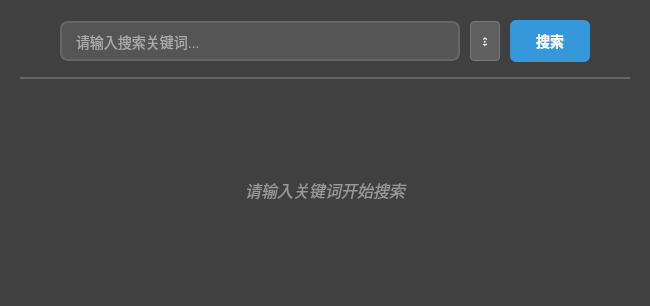
First picture: the form in src/ui/page/search_page.ui, repository Paindar/BilibiliPlayer, before the edit.
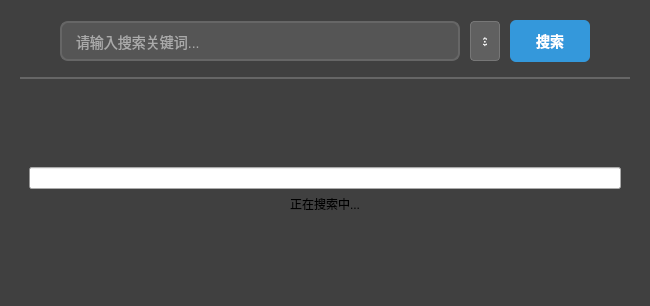
Second picture: the form after the edit. The open tabs and pages were chosen to show the change.

Commit message: Phase 2: Implement SearchingPage as static .ui component, simplify search results display

Patch:
```diff
--- a/src/ui/page/search_page.ui
+++ b/src/ui/page/search_page.ui
@@ -258,6 +258,56 @@
        </item>
       </layout>
      </widget>
+     <widget class="QWidget" name="searchingPage">
+      <layout class="QVBoxLayout" name="searchingLayout">
+       <item>
+        <spacer name="searchingTopSpacer">
+         <property name="orientation">
+          <enum>Qt::Vertical</enum>
+         </property>
+         <property name="sizeHint" stdset="0">
+          <size>
+           <width>20</width>
+           <height>60</height>
+          </size>
+         </property>
+        </spacer>
+       </item>
+       <item>
+        <widget class="QProgressBar" name="searchingProgress">
+         <property name="value">
+          <number>0</number>
+         </property>
+         <property name="textVisible">
+          <bool>false</bool>
+         </property>
+        </widget>
+       </item>
+       <item>
+        <widget class="QLabel" name="searchingLabel">
+         <property name="text">
+          <string>正在搜索中...</string>
+         </property>
+         <property name="alignment">
+          <set>Qt::AlignCenter</set>
+         </property>
+        </widget>
+       </item>
+       <item>
+        <spacer name="searchingBottomSpacer">
+         <property name="orientation">
+          <enum>Qt::Vertical</enum>
+         </property>
+         <property name="sizeHint" stdset="0">
+          <size>
+           <width>20</width>
+           <height>60</height>
+          </size>
+         </property>
+        </spacer>
+       </item>
+      </layout>
+     </widget>
      <widget class="QWidget" name="resultsPage">
       <layout class="QVBoxLayout" name="resultsLayout">
        <property name="leftMargin">
```
The commit also changes 3 other files.
